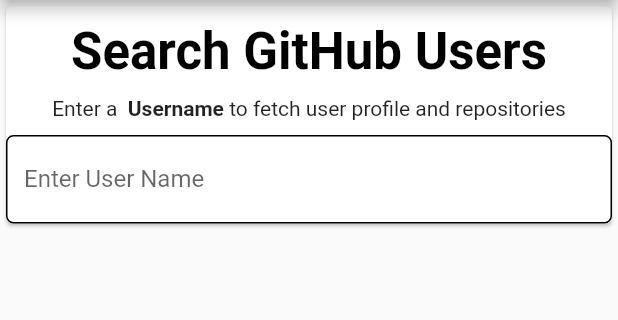
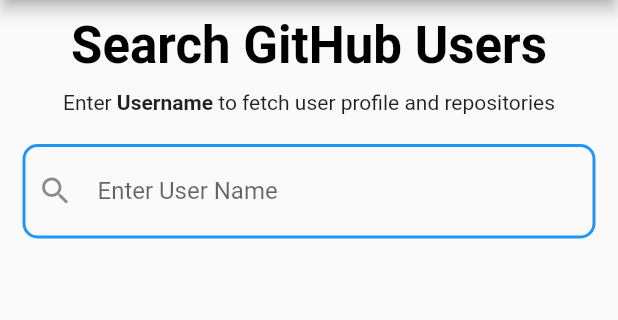
Before and after one commit to udaykumaruking/github_finder, a Flutter app: the screen it shows after launch, on a phone screen of 412 x 824 dp, the part 84-404 px from its top. Run offline on Flutter 3.47's test engine with Material 2 defaults, Android fonts, the phone set to English and light mode, and no system bars.

Commit message:
search bar 70%

```diff
--- a/lib/main.dart
+++ b/lib/main.dart
@@ -46,8 +46,7 @@ class _HomeBodyState extends State<HomeBody> {
     return Container(
       child: Column(
         children: <Widget>[
-          Card(
-            child: Column(
+          Column(
             children: <Widget>[
               SizedBox(
                 height: 10,
@@ -64,7 +63,7 @@ class _HomeBodyState extends State<HomeBody> {
               ),
               RichText(
                 text: TextSpan(
-                    text: 'Enter a  ',
+                  text: 'Enter ',
                   style: DefaultTextStyle.of(context).style,
                   children: <TextSpan>[
                     TextSpan(
@@ -75,24 +74,39 @@ class _HomeBodyState extends State<HomeBody> {
                 ),
               ),
               SizedBox(
-                  height: 10,
+                height: 20,
               ),
-                TextField(
+              Container(
+                margin: EdgeInsets.fromLTRB(15, 0, 15, 0),
+                padding: EdgeInsets.fromLTRB(8, 0, 8, 0),
+                decoration: BoxDecoration(
+                  borderRadius: BorderRadius.circular(10),
+                  border: Border.all(
+                    width: 2,
+                    color: Colors.blue,
+                  ),
+                ),
+                child: TextField(
                   decoration: InputDecoration(
                       labelText: 'Enter User Name',
-                    //in
-                    //enabledBorder: OutlineInputBorder(borderSide: BorderSide.(color: Theme.of(context).accentColor,))
-                    enabledBorder: OutlineInputBorder(
-                      borderRadius: BorderRadius.all(
-                        Radius.circular(5),
+                      hintText: 'Ex: udaykumaruking',
+                      // border: OutlineInputBorder(
+                      //   borderRadius: BorderRadius.circular(5),
+                      //   borderSide: BorderSide(
+                      //     style: BorderStyle.solid,
+                      //     color: Colors.blue,
+                      //   ),
+                      // ),
+                      border: InputBorder.none,
+                      icon: Icon(
+                        Icons.search,
+                      )),
+                  autocorrect: false,
+                  cursorColor: Colors.black,
+                  onChanged: (value) {},
                 ),
               ),
-                    focusColor: Colors.blueAccent,
-                  ),
-                  autocorrect: false,
-                )
             ],
-            ),
           ),
         ],
       ),
```
Lines whose indentation alone changed are shown as unchanged.
